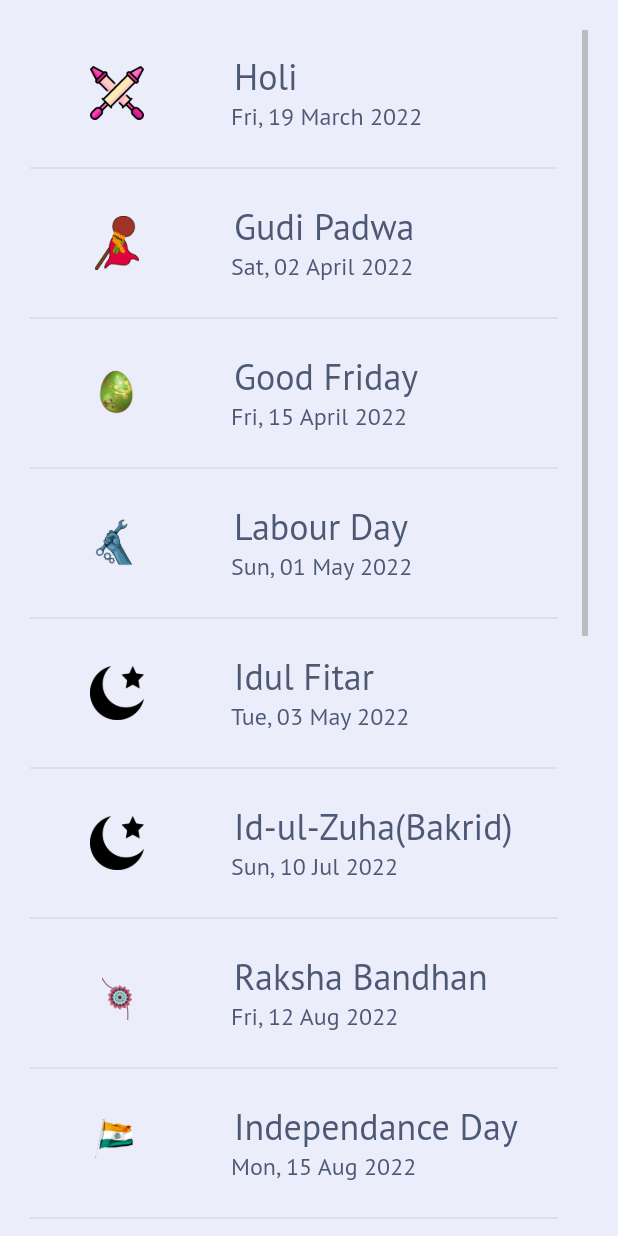
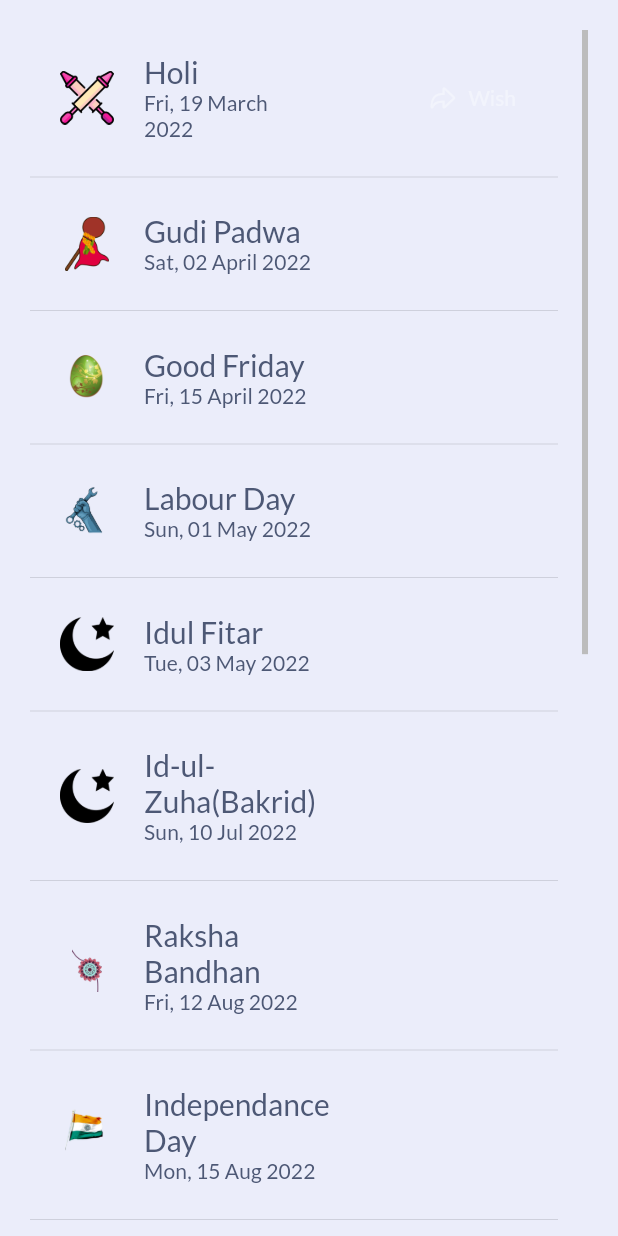
Before and after one commit to Workify-PS/Flutter-Frontend, a Flutter app: the HolidaysCard screen opened directly, on a phone screen of 412 x 824 dp. Run offline on Flutter 3.47's test engine with Material 2 defaults, Android fonts, the phone set to English and light mode, and no system bars; our stand-ins replace animated_text_kit, dio, flutter_neumorphic, flutter_svg, get, get_storage and 2 more; missing offline and left inert: fading_edge_scrollview; accounts and stored records are empty; project files that could hold a hidden picture were left out.

Commit message:
Added wish widget to wish_card

```diff
--- a/lib/components/holiday_card.dart
+++ b/lib/components/holiday_card.dart
@@ -1,4 +1,5 @@
 import 'dart:convert';
+import 'package:flutter/cupertino.dart';
 import 'package:flutter/material.dart';
 import 'package:flutter_svg/flutter_svg.dart';
 import 'package:workify/models/HolidayModel.dart';
@@ -42,6 +43,7 @@ class _HolidayCardState extends State<HolidaysCard> {
             return Text("${data.error}");
           } else if (data.hasData) {
             var items = data.data as List<HolidayModel>;
+
             return Padding(
               padding: const EdgeInsets.only(
                   top: kDefaultPadding,
@@ -58,19 +60,22 @@ class _HolidayCardState extends State<HolidaysCard> {
                     itemCount: items.length,
                     // physics: FixedExtentScrollPhysics(),
                     itemBuilder: (context, index) {
+                      final bool shouldWish = index == 0;
                       return Column(
                         children: [
-                          Row(
+                          Padding(
+                            padding: const EdgeInsets.symmetric(
+                                horizontal: kDefaultPadding,
+                                vertical: kDefaultPadding * 0.8),
+                            child: Row(
                               // mainAxisAlignment: MainAxisAlignment.end,
                               crossAxisAlignment: CrossAxisAlignment.center,
                               children: [
-                              Padding(
-                                padding: const EdgeInsets.symmetric(
-                                    horizontal: kDefaultPadding * 2,
-                                    vertical: kDefaultPadding * 1.2),
-                                child: SizedBox(
+                                Container(
                                   height: 36,
                                   width: 36,
+                                  margin: const EdgeInsets.only(
+                                      right: kDefaultPadding),
                                   // child: Icon(IconData(int.parse('source',))
                                   // Image(
                                   //     image: NetworkImage(
@@ -85,33 +90,32 @@ class _HolidayCardState extends State<HolidaysCard> {
                                     // scale: 7.5,
                                   ),
                                 ),
-                              ),
                                 Expanded(
                                     child: Column(
                                   mainAxisAlignment: MainAxisAlignment.center,
                                   crossAxisAlignment: CrossAxisAlignment.start,
                                   children: [
-                                  Padding(
-                                    padding: EdgeInsets.only(
-                                        left: kDefaultPadding, right: 10),
-                                    child: Text(
+                                    Text(
                                       items[index].holidayName.toString(),
                                       style:
-                                          Theme.of(context).textTheme.headline5,
+                                          Theme.of(context).textTheme.headline6,
                                     ),
-                                  ),
-                                  Padding(
-                                    padding:
-                                        EdgeInsets.only(left: 18, right: 2),
-                                    child: Text(
+                                    Text(
                                       items[index].date.toString(),
                                       style:
-                                          Theme.of(context).textTheme.subtitle1,
-                                    ),
+                                          Theme.of(context).textTheme.subtitle2,
                                     )
                                   ],
-                              ))
+                                )),
+                                Spacer(),
+                                if (shouldWish)
+                                  Padding(
+                                    padding: const EdgeInsets.only(
+                                        right: kDefaultPadding),
+                                    child: WishText(),
+                                  )
                               ],
+                            ),
                           ),
                           Divider(
                             endIndent: kDefaultPadding,
@@ -140,3 +144,33 @@ class _HolidayCardState extends State<HolidaysCard> {
     return list.map((e) => HolidayModel.fromJson(e)).toList();
   }
 }
+
+class WishText extends StatelessWidget {
+  const WishText({
+    Key? key,
+  }) : super(key: key);
+
+  @override
+  Widget build(BuildContext context) {
+    return TextButton.icon(
+      icon: Icon(
+        CupertinoIcons.arrowshape_turn_up_right,
+        size: 18,
+      ),
+      onPressed: wishEmailRedirect,
+      label: Text('Wish'),
+      style: ElevatedButton.styleFrom().copyWith(
+        foregroundColor: MaterialStateProperty.resolveWith<Color?>(
+          (states) {
+            if (states.contains(MaterialState.hovered)) {
+              return kPrimaryColor;
+            }
+            return Theme.of(context).textSelectionColor;
+          },
+        ),
+      ),
+    );
+  }
+
+  Future<void> wishEmailRedirect() async {}
+}
--- a/lib/utils/theme.dart
+++ b/lib/utils/theme.dart
@@ -10,10 +10,8 @@ class MyTheme {
       secondary: kTextColor,
       background: Colors.grey.shade50,
       surface: Colors.white,
-
     ),
-   textTheme: GoogleFonts.ptSansTextTheme().apply(bodyColor: kTextColor),
-
+    textTheme: GoogleFonts.latoTextTheme().apply(bodyColor: kTextColor),
   ).copyWith(
       textSelectionColor: kTextColor,
       secondaryHeaderColor: Colors.white.withOpacity(0.5),
@@ -32,8 +30,8 @@ class MyTheme {
       primaryTextTheme: TextTheme(
         headline1:
             CupertinoThemeData().textTheme.navLargeTitleTextStyle.copyWith(
-                  fontSize: 28,
-                  fontWeight: FontWeight.w600,
+                  fontSize: 36,
+                  fontWeight: FontWeight.bold,
                   color: kTextColor,
                 ),
       ),
@@ -77,9 +75,9 @@ class MyTheme {
           primaryTextTheme: TextTheme(
             headline1:
                 CupertinoThemeData().textTheme.navLargeTitleTextStyle.copyWith(
-                      fontSize: 28,
-                      fontWeight: FontWeight.w600,
-                      color: kMenuColor,
+                      fontSize: 36,
+                      fontWeight: FontWeight.bold,
+                      color: kTextColor,
                     ),
           ),
           scaffoldBackgroundColor: kScaffoldDarkColor,
--- a/pubspec.yaml
+++ b/pubspec.yaml
@@ -30,6 +30,7 @@ dependencies:
   animated_text_kit: ^4.2.1
   cupertino_icons: ^1.0.2
   dio: ^4.0.4
+  fading_edge_scrollview: ^2.0.1
   flutter:
     sdk: flutter
   flutter_neumorphic: ^3.2.0
@@ -39,10 +40,10 @@ dependencies:
   get: ^4.6.1
   get_storage: ^2.0.3
   google_fonts: ^2.2.0
+  http: ^0.13.4
   intl: ^0.17.0
   percent_indicator: ^3.4.0
-  http: ^0.13.4
-  fading_edge_scrollview: ^2.0.1
+  url_launcher: ^6.0.20
 
 dev_dependencies:
   flutter_lints: ^1.0.0
```
Also changed, not shown: pubspec.lock. Lines whose indentation alone changed are shown as unchanged.
